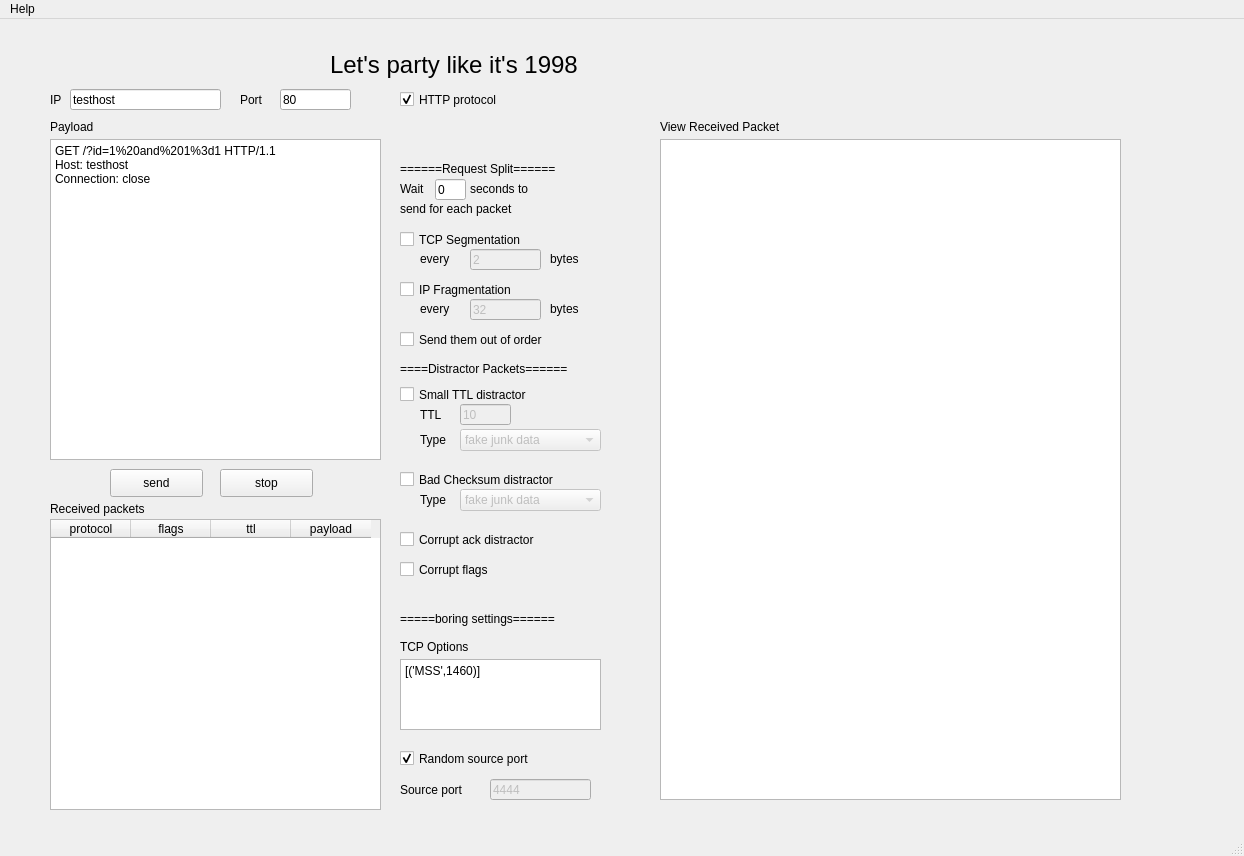
The window that evui.ui (TomAPU/ev) describes before a commit, drawn with Qt 5.
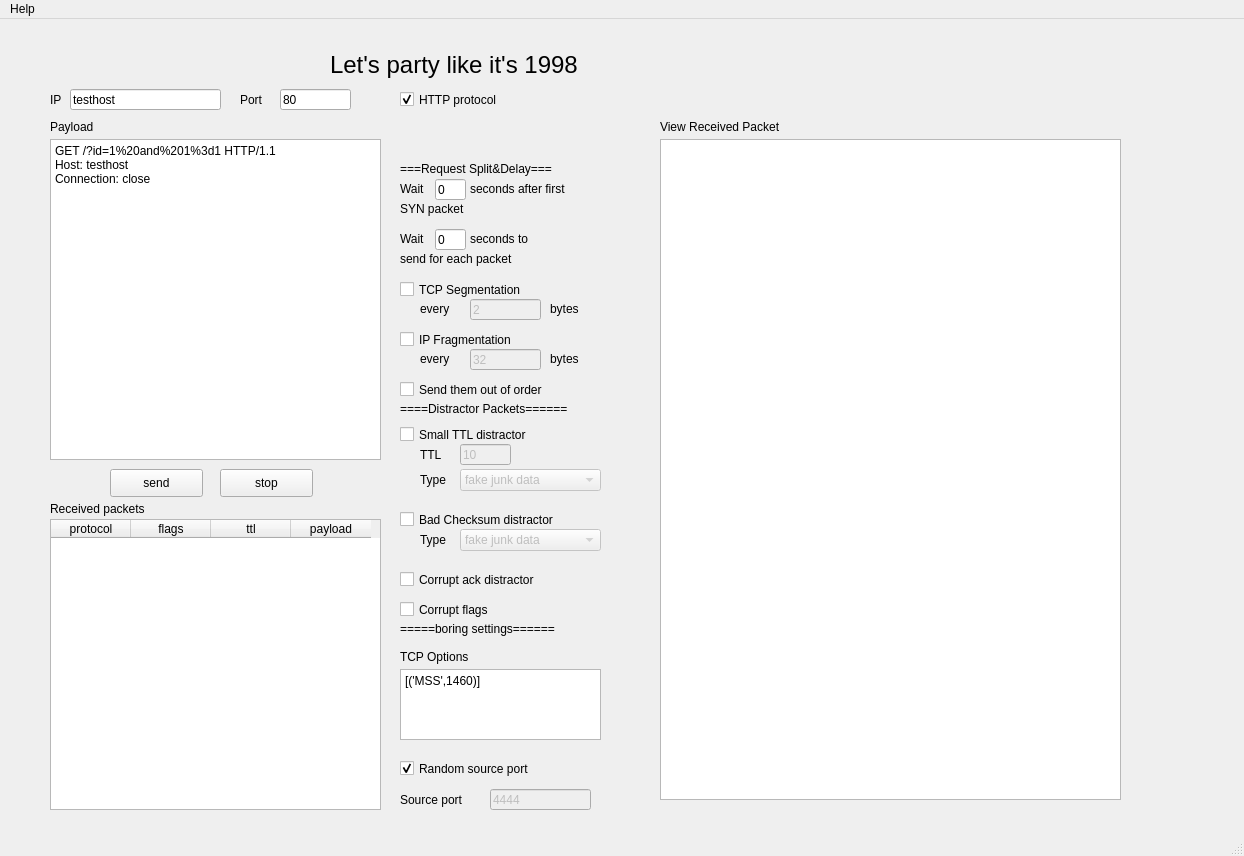
The same window after the commit. Icons and pictures are not drawn.

Commit message: updated strategy that sleep after receiving ack

Diff of the .ui file:
```diff
--- a/evui.ui
+++ b/evui.ui
@@ -68,7 +68,7 @@
     <property name="geometry">
      <rect>
       <x>400</x>
-      <y>210</y>
+      <y>260</y>
       <width>171</width>
       <height>21</height>
      </rect>
@@ -81,7 +81,7 @@
     <property name="geometry">
      <rect>
       <x>400</x>
-      <y>260</y>
+      <y>310</y>
       <width>161</width>
       <height>21</height>
      </rect>
@@ -97,7 +97,7 @@
     <property name="geometry">
      <rect>
       <x>470</x>
-      <y>230</y>
+      <y>280</y>
       <width>71</width>
       <height>21</height>
      </rect>
@@ -113,7 +113,7 @@
     <property name="geometry">
      <rect>
       <x>470</x>
-      <y>280</y>
+      <y>330</y>
       <width>71</width>
       <height>21</height>
      </rect>
@@ -126,7 +126,7 @@
     <property name="geometry">
      <rect>
       <x>400</x>
-      <y>365</y>
+      <y>405</y>
       <width>191</width>
       <height>21</height>
      </rect>
@@ -142,7 +142,7 @@
     <property name="geometry">
      <rect>
       <x>460</x>
-      <y>410</y>
+      <y>450</y>
       <width>141</width>
       <height>22</height>
      </rect>
@@ -165,7 +165,7 @@
     <property name="geometry">
      <rect>
       <x>460</x>
-      <y>385</y>
+      <y>425</y>
       <width>51</width>
       <height>21</height>
      </rect>
@@ -230,7 +230,7 @@
     <property name="geometry">
      <rect>
       <x>400</x>
-      <y>620</y>
+      <y>630</y>
       <width>91</width>
       <height>16</height>
      </rect>
@@ -243,7 +243,7 @@
     <property name="geometry">
      <rect>
       <x>400</x>
-      <y>760</y>
+      <y>770</y>
       <width>91</width>
       <height>21</height>
      </rect>
@@ -259,7 +259,7 @@
     <property name="geometry">
      <rect>
       <x>490</x>
-      <y>760</y>
+      <y>770</y>
       <width>101</width>
       <height>21</height>
      </rect>
@@ -272,7 +272,7 @@
     <property name="geometry">
      <rect>
       <x>420</x>
-      <y>385</y>
+      <y>425</y>
       <width>31</width>
       <height>21</height>
      </rect>
@@ -285,7 +285,7 @@
     <property name="geometry">
      <rect>
       <x>420</x>
-      <y>230</y>
+      <y>280</y>
       <width>41</width>
       <height>20</height>
      </rect>
@@ -298,7 +298,7 @@
     <property name="geometry">
      <rect>
       <x>550</x>
-      <y>230</y>
+      <y>280</y>
       <width>81</width>
       <height>20</height>
      </rect>
@@ -311,7 +311,7 @@
     <property name="geometry">
      <rect>
       <x>420</x>
-      <y>280</y>
+      <y>330</y>
       <width>41</width>
       <height>20</height>
      </rect>
@@ -324,7 +324,7 @@
     <property name="geometry">
      <rect>
       <x>550</x>
-      <y>280</y>
+      <y>330</y>
       <width>81</width>
       <height>20</height>
      </rect>
@@ -340,7 +340,7 @@
     <property name="geometry">
      <rect>
       <x>435</x>
-      <y>160</y>
+      <y>210</y>
       <width>31</width>
       <height>21</height>
      </rect>
@@ -353,7 +353,7 @@
     <property name="geometry">
      <rect>
       <x>400</x>
-      <y>160</y>
+      <y>210</y>
       <width>31</width>
       <height>20</height>
      </rect>
@@ -366,7 +366,7 @@
     <property name="geometry">
      <rect>
       <x>470</x>
-      <y>160</y>
+      <y>210</y>
       <width>161</width>
       <height>20</height>
      </rect>
@@ -392,7 +392,7 @@
     <property name="geometry">
      <rect>
       <x>400</x>
-      <y>310</y>
+      <y>360</y>
       <width>201</width>
       <height>21</height>
      </rect>
@@ -408,7 +408,7 @@
     <property name="geometry">
      <rect>
       <x>460</x>
-      <y>470</y>
+      <y>510</y>
       <width>141</width>
       <height>22</height>
      </rect>
@@ -428,7 +428,7 @@
     <property name="geometry">
      <rect>
       <x>400</x>
-      <y>450</y>
+      <y>490</y>
       <width>211</width>
       <height>21</height>
      </rect>
@@ -441,7 +441,7 @@
     <property name="geometry">
      <rect>
       <x>400</x>
-      <y>730</y>
+      <y>740</y>
       <width>251</width>
       <height>19</height>
      </rect>
@@ -512,7 +512,7 @@
     <property name="geometry">
      <rect>
       <x>400</x>
-      <y>640</y>
+      <y>650</y>
       <width>201</width>
       <height>71</height>
      </rect>
@@ -538,7 +538,7 @@
     <property name="geometry">
      <rect>
       <x>420</x>
-      <y>410</y>
+      <y>450</y>
       <width>41</width>
       <height>21</height>
      </rect>
@@ -551,7 +551,7 @@
     <property name="geometry">
      <rect>
       <x>420</x>
-      <y>470</y>
+      <y>510</y>
       <width>41</width>
       <height>21</height>
      </rect>
@@ -570,14 +570,14 @@
      </rect>
     </property>
     <property name="text">
-     <string>======Request Split======</string>
+     <string>===Request Split&amp;Delay===</string>
     </property>
    </widget>
    <widget class="QLabel" name="label_18">
     <property name="geometry">
      <rect>
       <x>400</x>
-      <y>340</y>
+      <y>380</y>
       <width>211</width>
       <height>20</height>
      </rect>
@@ -590,7 +590,7 @@
     <property name="geometry">
      <rect>
       <x>400</x>
-      <y>590</y>
+      <y>600</y>
       <width>211</width>
       <height>20</height>
      </rect>
@@ -603,7 +603,7 @@
     <property name="geometry">
      <rect>
       <x>400</x>
-      <y>180</y>
+      <y>230</y>
       <width>181</width>
       <height>20</height>
      </rect>
@@ -667,7 +667,7 @@
     <property name="geometry">
      <rect>
       <x>400</x>
-      <y>510</y>
+      <y>550</y>
       <width>201</width>
       <height>21</height>
      </rect>
@@ -680,7 +680,7 @@
     <property name="geometry">
      <rect>
       <x>400</x>
-      <y>540</y>
+      <y>580</y>
       <width>201</width>
       <height>21</height>
      </rect>
@@ -689,6 +689,61 @@
      <string>Corrupt flags</string>
     </property>
    </widget>
+   <widget class="QLineEdit" name="sleepaftersyn">
+    <property name="enabled">
+     <bool>true</bool>
+    </property>
+    <property name="geometry">
+     <rect>
+      <x>435</x>
+      <y>160</y>
+      <width>31</width>
+      <height>21</height>
+     </rect>
+    </property>
+    <property name="text">
+     <string>0</string>
+    </property>
+   </widget>
+   <widget class="QLabel" name="label_22">
+    <property name="geometry">
+     <rect>
+      <x>470</x>
+      <y>160</y>
+      <width>161</width>
+      <height>20</height>
+     </rect>
+    </property>
+    <property name="text">
+     <string>seconds after first</string>
+    </property>
+   </widget>
+   <widget class="QLabel" name="label_23">
+    <property name="geometry">
+     <rect>
+      <x>400</x>
+      <y>160</y>
+      <width>31</width>
+      <height>20</height>
+     </rect>
+    </property>
+    <property name="text">
+     <string>Wait</string>
+    </property>
+   </widget>
+   <widget class="QLabel" name="label_24">
+    <property name="geometry">
+     <rect>
+      <x>400</x>
+      <y>180</y>
+      <width>221</width>
+      <height>20</height>
+     </rect>
+    </property>
+    <property name="text">
+     <string>SYN packet</string>
+    </property>
+   </widget>
   </widget>
   <widget class="QMenuBar" name="menubar">
    <property name="geometry">
```
The commit also changes 2 other files.
